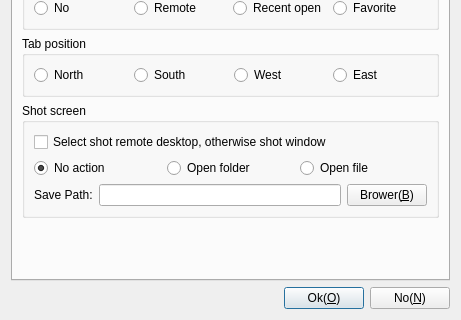
First picture: the form in App/Client/ParameterDlgSettings.ui, repository KangLin/RabbitRemoteControl, before the edit; both pictures show x 0 to 461 and y 181 to 501 of the 461 by 501 pixel window.
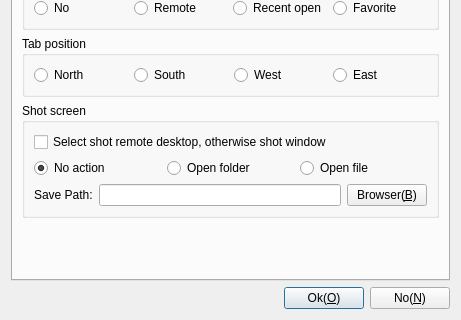
Second picture: the form after the edit. Icons and pictures are not drawn.

The edit to the form file:
```diff
--- a/App/Client/ParameterDlgSettings.ui
+++ b/App/Client/ParameterDlgSettings.ui
@@ -292,7 +292,7 @@
             <item>
              <widget class="QPushButton" name="pbScreenShotBrower">
               <property name="text">
-               <string>Brower(&amp;B)</string>
+               <string>Browser(&amp;B)</string>
               </property>
              </widget>
             </item>
```
Left out of the diff: 2 changed lines with no effect on the pictures.
